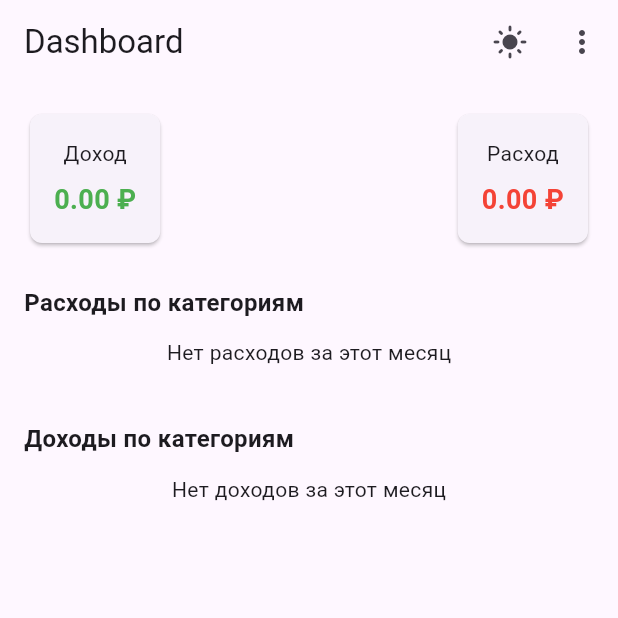
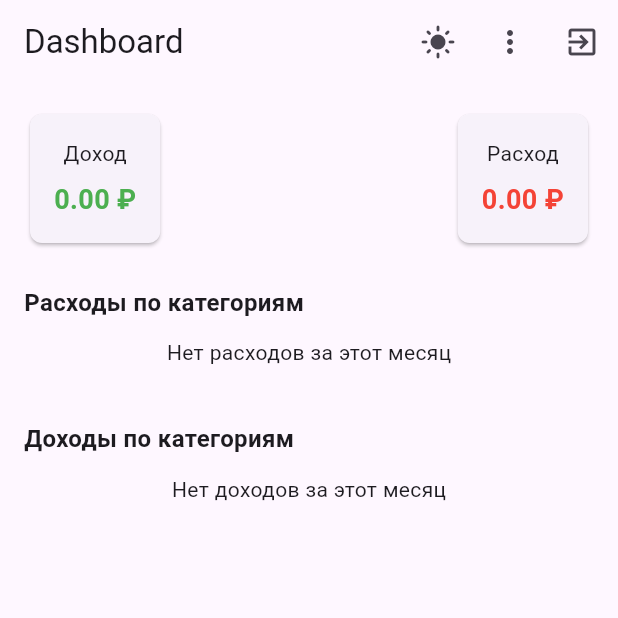
Before and after one commit to amran1451/finance_tracker, a Flutter app: the screen it shows after launch, on a phone screen of 412 x 824 dp, the top half of it. Run offline on Flutter 3.47's test engine with Material 3 defaults, Android fonts, the phone set to English and light mode, and no system bars; our stand-ins replace csv, fl_chart, hive, hive_flutter, printing; accounts and stored records are empty.

Commit message:
feat: добавил сохранение темы при выходе и кнопку выхода

```diff
--- a/lib/screens/dashboard_screen.dart
+++ b/lib/screens/dashboard_screen.dart
@@ -1,4 +1,5 @@
 import 'package:flutter/material.dart';
+import 'package:flutter/services.dart';
 import 'package:hive_flutter/hive_flutter.dart';
 import 'package:fl_chart/fl_chart.dart';
 import '../models/transaction.dart';
@@ -111,6 +112,12 @@ class DashboardScreen extends StatelessWidget {
               PopupMenuItem(value: 'reports', child: Text('Отчёты')),
             ],
           ),
+          IconButton(
+            icon: const Icon(Icons.exit_to_app),
+            onPressed: () {
+              SystemNavigator.pop();
+            },
+          ),
         ],
       ),
       body: Padding(
```
